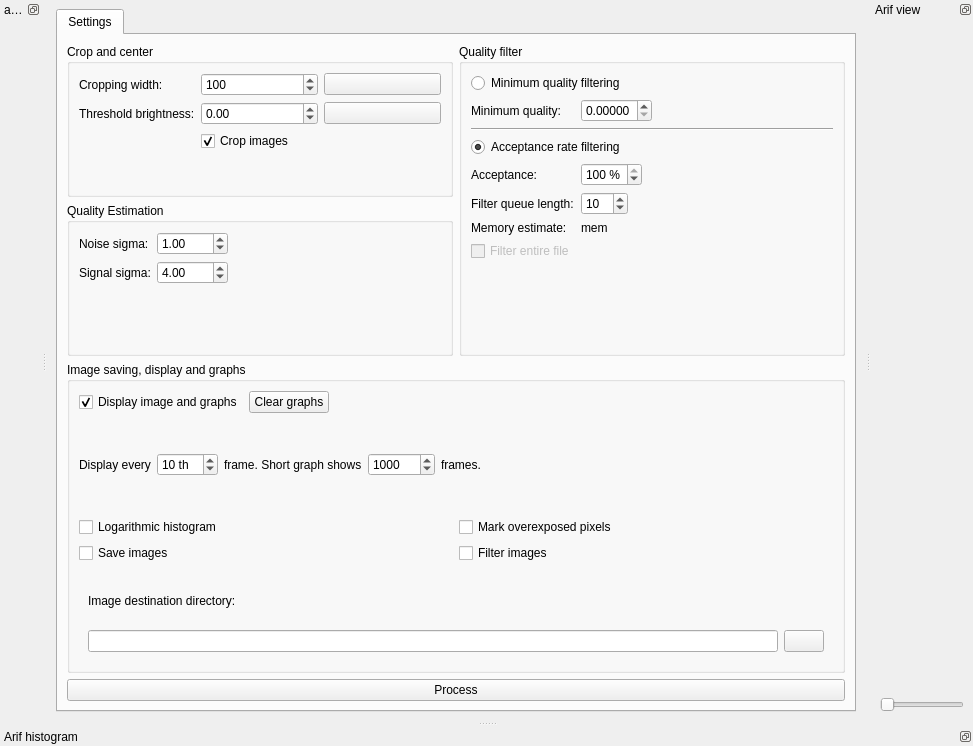
The window that src/arifmainwindow.ui (AD-Vega/arif) describes before a commit, drawn with Qt 5.
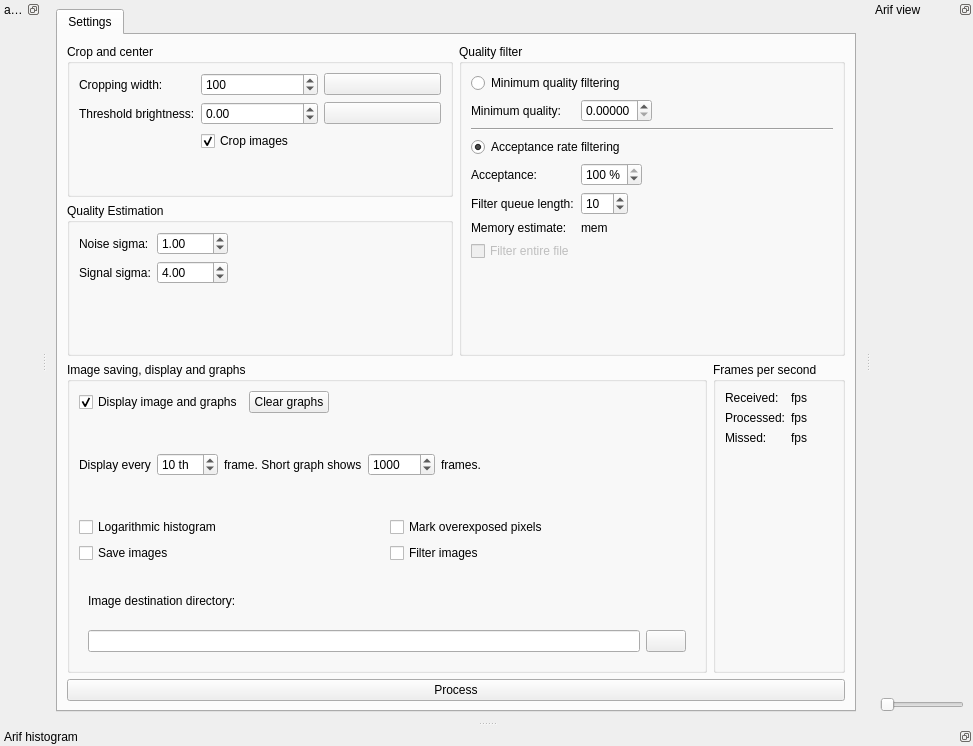
The same window after the commit. Icons and pictures are not drawn. Custom widgets are drawn as their Qt base class.

What changed in the file:
```diff
--- a/src/arifmainwindow.ui
+++ b/src/arifmainwindow.ui
@@ -306,6 +306,8 @@
          </layout>
         </item>
         <item>
+         <layout class="QHBoxLayout" name="horizontalLayout_3">
+          <item>
          <widget class="QGroupBox" name="imageSettingsGroup">
           <property name="title">
            <string>Image saving, display and graphs</string>
@@ -346,7 +348,7 @@
             </layout>
            </item>
            <item>
-            <layout class="QHBoxLayout" name="horizontalLayout_3">
+              <layout class="QHBoxLayout" name="horizontalLayout_7">
              <item>
               <widget class="QLabel" name="label">
                <property name="text">
@@ -431,7 +433,7 @@
             </layout>
            </item>
            <item>
-            <layout class="QHBoxLayout" name="horizontalLayout_7">
+              <layout class="QHBoxLayout" name="horizontalLayout_10">
              <item>
               <widget class="QCheckBox" name="saveImagesCheck">
                <property name="text">
@@ -487,6 +489,59 @@
          </widget>
         </item>
         <item>
+           <widget class="QGroupBox" name="fpsBox">
+            <property name="title">
+             <string>Frames per second</string>
+            </property>
+            <layout class="QFormLayout" name="formLayout_4">
+             <item row="0" column="0">
+              <widget class="QLabel" name="label_11">
+               <property name="text">
+                <string>Received:</string>
+               </property>
+              </widget>
+             </item>
+             <item row="0" column="1">
+              <widget class="QLabel" name="receivedLabel">
+               <property name="text">
+                <string notr="true">fps</string>
+               </property>
+              </widget>
+             </item>
+             <item row="1" column="0">
+              <widget class="QLabel" name="label_12">
+               <property name="text">
+                <string>Processed:</string>
+               </property>
+              </widget>
+             </item>
+             <item row="1" column="1">
+              <widget class="QLabel" name="processedLabel">
+               <property name="text">
+                <string notr="true">fps</string>
+               </property>
+              </widget>
+             </item>
+             <item row="2" column="0">
+              <widget class="QLabel" name="label_13">
+               <property name="text">
+                <string>Missed:</string>
+               </property>
+              </widget>
+             </item>
+             <item row="2" column="1">
+              <widget class="QLabel" name="missedLabel">
+               <property name="text">
+                <string notr="true">fps</string>
+               </property>
+              </widget>
+             </item>
+            </layout>
+           </widget>
+          </item>
+         </layout>
+        </item>
+        <item>
          <layout class="QHBoxLayout" name="horizontalLayout_2" stretch="0">
           <item>
            <widget class="QPushButton" name="processButton">
```
Left out of the diff: 2 changed lines with no effect on the pictures. Lines whose indentation alone changed are shown as unchanged.
